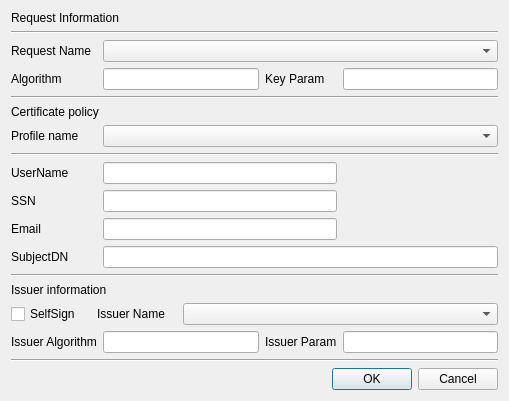
Qt form CAMan/make_cert_dlg.ui (jykim74/CertMan) before a commit.
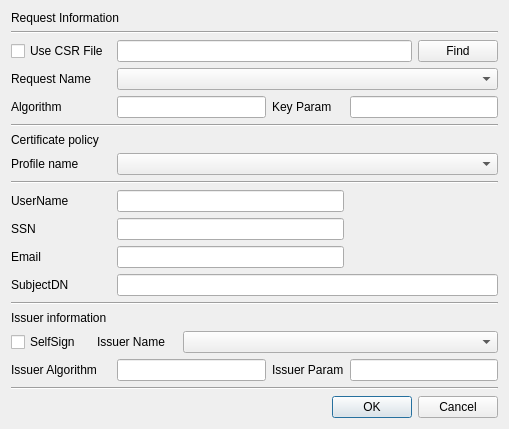
The same form after that commit.

Patch:
```diff
--- a/CAMan/make_cert_dlg.ui
+++ b/CAMan/make_cert_dlg.ui
@@ -7,92 +7,158 @@
     <x>0</x>
     <y>0</y>
     <width>509</width>
-    <height>401</height>
+    <height>421</height>
    </rect>
   </property>
   <property name="windowTitle">
    <string>Make certificate</string>
   </property>
   <layout class="QGridLayout" name="gridLayout">
-   <item row="19" column="2" colspan="2">
-    <widget class="QDialogButtonBox" name="buttonBox">
-     <property name="orientation">
-      <enum>Qt::Horizontal</enum>
+   <item row="17" column="2">
+    <widget class="QLabel" name="label_10">
+     <property name="text">
+      <string>Issuer Param</string>
      </property>
-     <property name="standardButtons">
-      <set>QDialogButtonBox::Cancel|QDialogButtonBox::Ok</set>
-     </property>
     </widget>
    </item>
-   <item row="16" column="1">
-    <widget class="QLineEdit" name="mIssuerAlgorithmText"/>
+   <item row="12" column="1" colspan="3">
+    <widget class="QLineEdit" name="mSubjectDNText"/>
    </item>
-   <item row="9" column="0">
-    <widget class="QLabel" name="label_12">
-     <property name="text">
-      <string>SSN</string>
+   <item row="2" column="0" colspan="4">
+    <layout class="QGridLayout" name="gridLayout_3">
+     <property name="topMargin">
+      <number>0</number>
      </property>
-    </widget>
+     <item row="0" column="2">
+      <widget class="QPushButton" name="mCSRFileFindBtn">
+       <property name="text">
+        <string>Find</string>
+       </property>
+      </widget>
+     </item>
+     <item row="0" column="1">
+      <widget class="QLineEdit" name="mCSRFilePathText"/>
+     </item>
+     <item row="0" column="0">
+      <widget class="QCheckBox" name="mUseCSRFileCheck">
+       <property name="minimumSize">
+        <size>
+         <width>100</width>
+         <height>0</height>
+        </size>
+       </property>
+       <property name="maximumSize">
+        <size>
+         <width>100</width>
+         <height>16777215</height>
+        </size>
+       </property>
+       <property name="text">
+        <string>Use CSR File</string>
+       </property>
+      </widget>
+     </item>
+    </layout>
    </item>
-   <item row="18" column="0" colspan="4">
-    <widget class="Line" name="line_2">
+   <item row="5" column="0" colspan="4">
+    <widget class="Line" name="line_5">
      <property name="orientation">
       <enum>Qt::Horizontal</enum>
      </property>
     </widget>
    </item>
-   <item row="7" column="0" colspan="4">
-    <widget class="Line" name="line_4">
+   <item row="15" column="0" colspan="4">
+    <layout class="QGridLayout" name="gridLayout_2">
+     <property name="topMargin">
+      <number>0</number>
+     </property>
+     <item row="0" column="0">
+      <widget class="QCheckBox" name="mSelfSignCheck">
+       <property name="maximumSize">
+        <size>
+         <width>80</width>
+         <height>16777215</height>
+        </size>
+       </property>
+       <property name="text">
+        <string>SelfSign</string>
+       </property>
+      </widget>
+     </item>
+     <item row="0" column="1">
+      <widget class="QLabel" name="label_8">
+       <property name="maximumSize">
+        <size>
+         <width>80</width>
+         <height>16777215</height>
+        </size>
+       </property>
+       <property name="text">
+        <string>Issuer Name</string>
+       </property>
+      </widget>
+     </item>
+     <item row="0" column="2">
+      <widget class="QComboBox" name="mIssuerNameCombo"/>
+     </item>
+    </layout>
+   </item>
+   <item row="13" column="0" colspan="4">
+    <widget class="Line" name="line">
      <property name="orientation">
       <enum>Qt::Horizontal</enum>
      </property>
     </widget>
    </item>
-   <item row="16" column="3">
-    <widget class="QLineEdit" name="mIssuerOptionText"/>
+   <item row="6" column="0" colspan="2">
+    <widget class="QLabel" name="label_5">
+     <property name="text">
+      <string>Certificate policy</string>
+     </property>
+    </widget>
    </item>
    <item row="11" column="0">
-    <widget class="QLabel" name="label_4">
-     <property name="text">
-      <string>SubjectDN</string>
-     </property>
-    </widget>
-   </item>
-   <item row="2" column="0">
-    <widget class="QLabel" name="label_2">
-     <property name="text">
-      <string>Request Name</string>
-     </property>
-    </widget>
-   </item>
-   <item row="9" column="1" colspan="2">
-    <widget class="QLineEdit" name="mSSNText"/>
-   </item>
-   <item row="3" column="0">
-    <widget class="QLabel" name="label_3">
-     <property name="text">
-      <string>Algorithm</string>
-     </property>
-    </widget>
-   </item>
-   <item row="10" column="0">
     <widget class="QLabel" name="label_13">
      <property name="text">
       <string>Email</string>
      </property>
     </widget>
    </item>
-   <item row="0" column="0" colspan="2">
-    <widget class="QLabel" name="label">
-     <property name="text">
-      <string>Request Information</string>
-     </property>
-    </widget>
+   <item row="4" column="1">
+    <widget class="QLineEdit" name="mAlgorithmText"/>
    </item>
-   <item row="10" column="1" colspan="2">
+   <item row="11" column="1" colspan="2">
     <widget class="QLineEdit" name="mEmailText"/>
    </item>
-   <item row="13" column="0" colspan="2">
+   <item row="19" column="0" colspan="4">
+    <widget class="Line" name="line_2">
+     <property name="orientation">
+      <enum>Qt::Horizontal</enum>
+     </property>
+    </widget>
+   </item>
+   <item row="4" column="0">
+    <widget class="QLabel" name="mAlgorithmLabel">
+     <property name="text">
+      <string>Algorithm</string>
+     </property>
+    </widget>
+   </item>
+   <item row="4" column="2">
+    <widget class="QLabel" name="mOptionLabel">
+     <property name="text">
+      <string>Key Param</string>
+     </property>
+    </widget>
+   </item>
+   <item row="9" column="0">
+    <widget class="QLabel" name="label_11">
+     <property name="text">
+      <string>UserName</string>
+     </property>
+    </widget>
+   </item>
+   <item row="14" column="0" colspan="2">
     <widget class="QLabel" name="label_7">
      <property name="text">
       <string>Issuer information</string>
@@ -106,81 +172,34 @@
      </property>
     </widget>
    </item>
-   <item row="2" column="1" colspan="3">
-    <widget class="QComboBox" name="mReqNameCombo"/>
+   <item row="10" column="1" colspan="2">
+    <widget class="QLineEdit" name="mSSNText"/>
    </item>
-   <item row="5" column="0" colspan="2">
-    <widget class="QLabel" name="label_5">
-     <property name="text">
-      <string>Certificate policy</string>
-     </property>
-    </widget>
-   </item>
-   <item row="16" column="2">
-    <widget class="QLabel" name="label_10">
-     <property name="text">
-      <string>Issuer Param</string>
-     </property>
-    </widget>
-   </item>
-   <item row="16" column="0">
+   <item row="17" column="0">
     <widget class="QLabel" name="label_9">
      <property name="text">
       <string>Issuer Algorithm</string>
      </property>
     </widget>
    </item>
-   <item row="3" column="3">
-    <widget class="QLineEdit" name="mOptionText"/>
-   </item>
-   <item row="8" column="1" colspan="2">
-    <widget class="QLineEdit" name="mUserNameText"/>
-   </item>
-   <item row="11" column="1" colspan="3">
-    <widget class="QLineEdit" name="mSubjectDNText"/>
-   </item>
-   <item row="3" column="1">
-    <widget class="QLineEdit" name="mAlgorithmText"/>
-   </item>
-   <item row="12" column="0" colspan="4">
-    <widget class="Line" name="line">
-     <property name="orientation">
-      <enum>Qt::Horizontal</enum>
-     </property>
-    </widget>
-   </item>
-   <item row="4" column="0" colspan="4">
-    <widget class="Line" name="line_5">
-     <property name="orientation">
-      <enum>Qt::Horizontal</enum>
-     </property>
-    </widget>
-   </item>
-   <item row="8" column="0">
-    <widget class="QLabel" name="label_11">
-     <property name="text">
-      <string>UserName</string>
-     </property>
-    </widget>
-   </item>
-   <item row="6" column="1" colspan="3">
+   <item row="7" column="1" colspan="3">
     <widget class="QComboBox" name="mProfileNameCombo"/>
    </item>
-   <item row="6" column="0">
-    <widget class="QLabel" name="label_6">
-     <property name="text">
-      <string>Profile name</string>
+   <item row="8" column="0" colspan="4">
+    <widget class="Line" name="line_4">
+     <property name="orientation">
+      <enum>Qt::Horizontal</enum>
      </property>
     </widget>
    </item>
-   <item row="3" column="2">
-    <widget class="QLabel" name="mOptionLabel">
+   <item row="0" column="0" colspan="2">
+    <widget class="QLabel" name="label">
      <property name="text">
-      <string>Key Param</string>
+      <string>Request Information</string>
      </property>
     </widget>
    </item>
-   <item row="17" column="0">
+   <item row="18" column="0">
     <spacer name="verticalSpacer">
      <property name="orientation">
       <enum>Qt::Vertical</enum>
@@ -193,41 +212,64 @@
      </property>
     </spacer>
    </item>
-   <item row="14" column="0" colspan="4">
-    <layout class="QGridLayout" name="gridLayout_2">
-     <property name="topMargin">
-      <number>0</number>
+   <item row="17" column="1">
+    <widget class="QLineEdit" name="mIssuerAlgorithmText"/>
+   </item>
+   <item row="17" column="3">
+    <widget class="QLineEdit" name="mIssuerOptionText"/>
+   </item>
+   <item row="9" column="1" colspan="2">
+    <widget class="QLineEdit" name="mUserNameText"/>
+   </item>
+   <item row="3" column="0">
+    <widget class="QLabel" name="label_2">
+     <property name="minimumSize">
+      <size>
+       <width>100</width>
+       <height>0</height>
+      </size>
      </property>
-     <item row="0" column="0">
-      <widget class="QCheckBox" name="mSelfSignCheck">
-       <property name="maximumSize">
-        <size>
-         <width>80</width>
-         <height>16777215</height>
-        </size>
-       </property>
-       <property name="text">
-        <string>SelfSign</string>
-       </property>
-      </widget>
-     </item>
-     <item row="0" column="1">
-      <widget class="QLabel" name="label_8">
-       <property name="maximumSize">
-        <size>
-         <width>80</width>
-         <height>16777215</height>
-        </size>
-       </property>
-       <property name="text">
-        <string>Issuer Name</string>
-       </property>
-      </widget>
-     </item>
-     <item row="0" column="2">
-      <widget class="QComboBox" name="mIssuerNameCombo"/>
-     </item>
-    </layout>
+     <property name="text">
+      <string>Request Name</string>
+     </property>
+    </widget>
+   </item>
+   <item row="3" column="1" colspan="3">
+    <widget class="QComboBox" name="mReqNameCombo"/>
+   </item>
+   <item row="4" column="3">
+    <widget class="QLineEdit" name="mOptionText"/>
+   </item>
+   <item row="12" column="0">
+    <widget class="QLabel" name="label_4">
+     <property name="text">
+      <string>SubjectDN</string>
+     </property>
+    </widget>
+   </item>
+   <item row="20" column="2" colspan="2">
+    <widget class="QDialogButtonBox" name="buttonBox">
+     <property name="orientation">
+      <enum>Qt::Horizontal</enum>
+     </property>
+     <property name="standardButtons">
+      <set>QDialogButtonBox::Cancel|QDialogButtonBox::Ok</set>
+     </property>
+    </widget>
+   </item>
+   <item row="10" column="0">
+    <widget class="QLabel" name="label_12">
+     <property name="text">
+      <string>SSN</string>
+     </property>
+    </widget>
+   </item>
+   <item row="7" column="0">
+    <widget class="QLabel" name="label_6">
+     <property name="text">
+      <string>Profile name</string>
+     </property>
+    </widget>
    </item>
   </layout>
  </widget>
```
